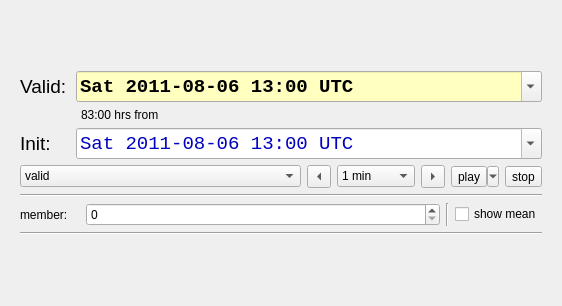
First picture: the form in src/gxfw/synccontrol.ui, repository chrismile/met.3d, before the edit.
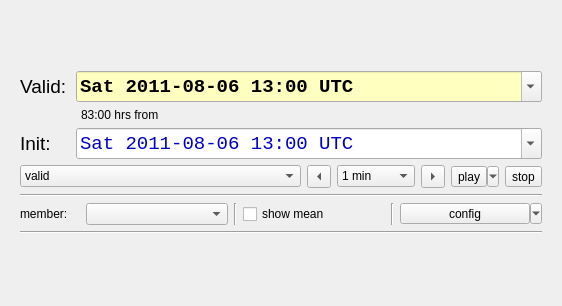
Second picture: the form after the edit.

Commit message: implemented feature for sync control to offer only times and members available in chosen datasets

```diff
--- a/src/gxfw/synccontrol.ui
+++ b/src/gxfw/synccontrol.ui
@@ -526,7 +526,7 @@
          </widget>
         </item>
         <item>
-         <widget class="QSpinBox" name="ensembleMemberSpinBox">
+         <widget class="QComboBox" name="ensembleMemberComboBox">
           <property name="sizePolicy">
            <sizepolicy hsizetype="MinimumExpanding" vsizetype="Fixed">
             <horstretch>0</horstretch>
@@ -544,11 +544,46 @@
         </item>
         <item>
          <widget class="QCheckBox" name="showMeanCheckBox">
+          <property name="sizePolicy">
+           <sizepolicy hsizetype="MinimumExpanding" vsizetype="Fixed">
+            <horstretch>0</horstretch>
+            <verstretch>0</verstretch>
+           </sizepolicy>
+          </property>
+          <property name="layoutDirection">
+           <enum>Qt::LeftToRight</enum>
+          </property>
           <property name="text">
            <string>show mean</string>
           </property>
          </widget>
         </item>
+        <item>
+         <widget class="Line" name="line_4">
+          <property name="orientation">
+           <enum>Qt::Vertical</enum>
+          </property>
+         </widget>
+        </item>
+        <item>
+         <widget class="QToolButton" name="configurationButton">
+          <property name="sizePolicy">
+           <sizepolicy hsizetype="MinimumExpanding" vsizetype="Fixed">
+            <horstretch>0</horstretch>
+            <verstretch>0</verstretch>
+           </sizepolicy>
+          </property>
+          <property name="text">
+           <string>config</string>
+          </property>
+          <property name="checkable">
+           <bool>false</bool>
+          </property>
+          <property name="popupMode">
+           <enum>QToolButton::MenuButtonPopup</enum>
+          </property>
+         </widget>
+        </item>
        </layout>
       </item>
       <item>
```
The commit also changes 8 other files.
